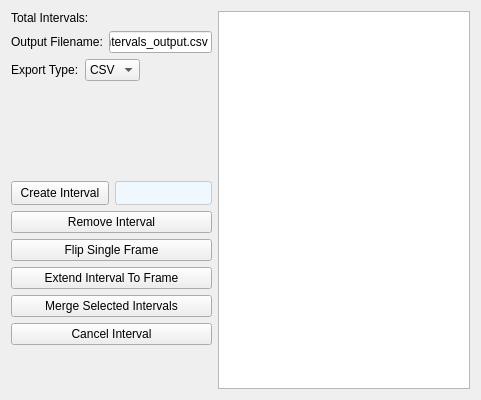
paulmthompson/WhiskerToolbox, file src/WhiskerToolbox/DataManager_Widget/DigitalIntervalSeries_Widget/DigitalIntervalSeries_Widget.ui: the form before one commit.
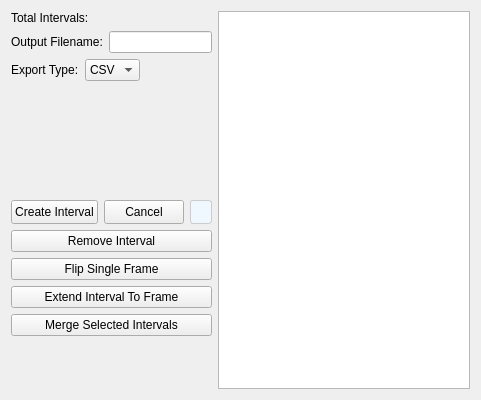
The form after the commit. Custom widgets are drawn as their Qt base class.

Commit message: feat: enhance DigitalIntervalSeries_Widget with bidirectional creation and dynamic filenames

```diff
--- a/src/WhiskerToolbox/DataManager_Widget/DigitalIntervalSeries_Widget/DigitalIntervalSeries_Widget.ui
+++ b/src/WhiskerToolbox/DataManager_Widget/DigitalIntervalSeries_Widget/DigitalIntervalSeries_Widget.ui
@@ -49,7 +49,7 @@
        <item>
         <widget class="QLineEdit" name="filename_edit">
          <property name="text">
-          <string>intervals_output.csv</string>
+          <string></string>
          </property>
         </widget>
        </item>
@@ -127,6 +127,22 @@
          </property>
         </widget>
        </item>
+       <item>
+        <widget class="QPushButton" name="cancel_interval_button">
+         <property name="sizePolicy">
+          <sizepolicy hsizetype="Preferred" vsizetype="Preferred">
+           <horstretch>0</horstretch>
+           <verstretch>0</verstretch>
+          </sizepolicy>
+         </property>
+         <property name="text">
+          <string>Cancel</string>
+         </property>
+         <property name="visible">
+          <bool>false</bool>
+         </property>
+        </widget>
+       </item>
        <item>
         <widget class="QLabel" name="start_frame_label">
          <property name="text">
@@ -201,22 +217,6 @@
        </property>
       </widget>
      </item>
-     <item>
-      <widget class="QPushButton" name="cancel_interval_button">
-       <property name="sizePolicy">
-        <sizepolicy hsizetype="Preferred" vsizetype="Preferred">
-         <horstretch>0</horstretch>
-         <verstretch>0</verstretch>
-        </sizepolicy>
-       </property>
-       <property name="text">
-        <string>Cancel Interval</string>
-       </property>
-       <property name="visible">
-        <bool>false</bool>
-       </property>
-      </widget>
-     </item>
      <item>
       <spacer name="verticalSpacer">
        <property name="orientation">
```
The commit also changes 3 other files.
